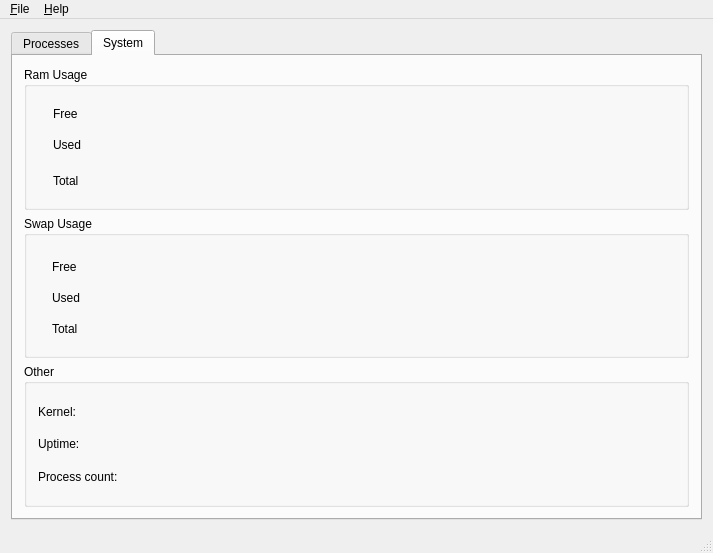
Qt form mainwindow.ui (namakarskiy/ProManager) before a commit.
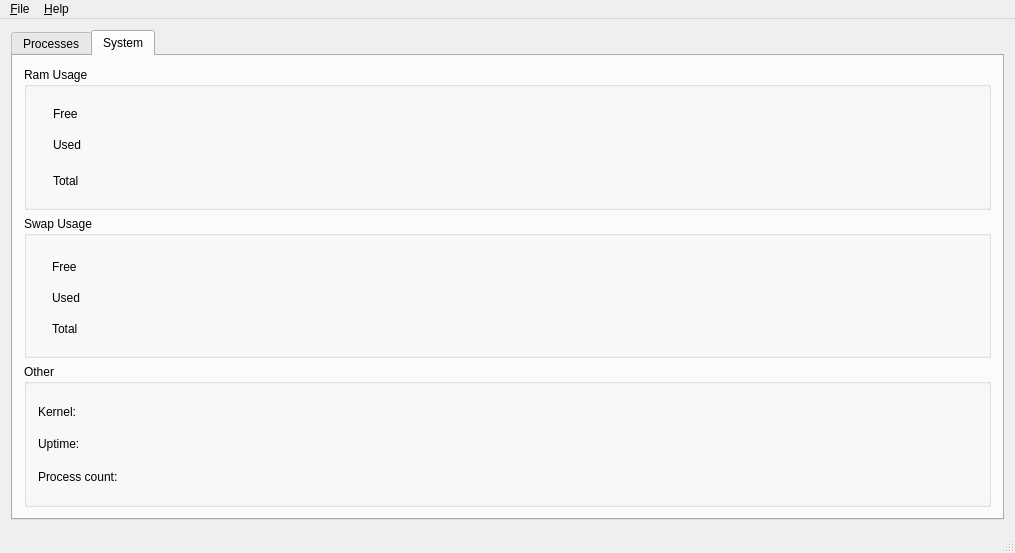
The same form after that commit. The open tabs and pages were chosen to show the change.

What changed in the file:
```diff
--- a/mainwindow.ui
+++ b/mainwindow.ui
@@ -6,7 +6,7 @@
    <rect>
     <x>0</x>
     <y>0</y>
-    <width>713</width>
+    <width>1015</width>
     <height>553</height>
    </rect>
   </property>
@@ -122,7 +122,7 @@
           <property name="title">
            <string>Ram Usage</string>
           </property>
-          <widget class="QWidget" name="">
+          <widget class="QWidget" name="layoutWidget">
            <property name="geometry">
             <rect>
              <x>18</x>
@@ -264,7 +264,7 @@
           <property name="title">
            <string>Swap Usage</string>
           </property>
-          <widget class="QWidget" name="">
+          <widget class="QWidget" name="layoutWidget">
            <property name="geometry">
             <rect>
              <x>17</x>
@@ -534,24 +534,13 @@
      </widget>
     </item>
    </layout>
-   <widget class="QWidget" name="">
-    <property name="geometry">
-     <rect>
-      <x>0</x>
-      <y>0</y>
-      <width>100</width>
-      <height>30</height>
-     </rect>
-    </property>
-    <layout class="QVBoxLayout" name="verticalLayout_5"/>
-   </widget>
   </widget>
   <widget class="QMenuBar" name="menuBar">
    <property name="geometry">
     <rect>
      <x>0</x>
      <y>0</y>
-     <width>713</width>
+     <width>1015</width>
      <height>25</height>
     </rect>
    </property>
```
Left out of the diff: 7 changed lines with no effect on the pictures.
